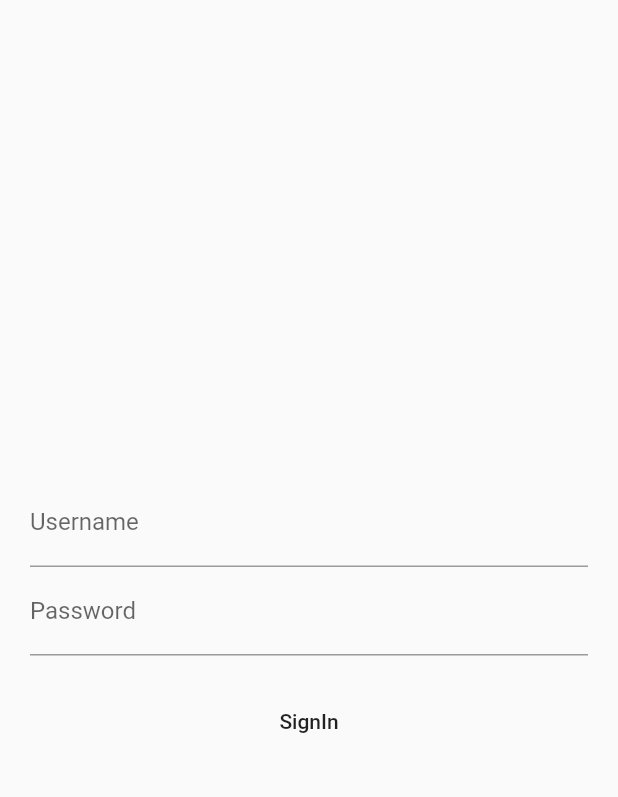
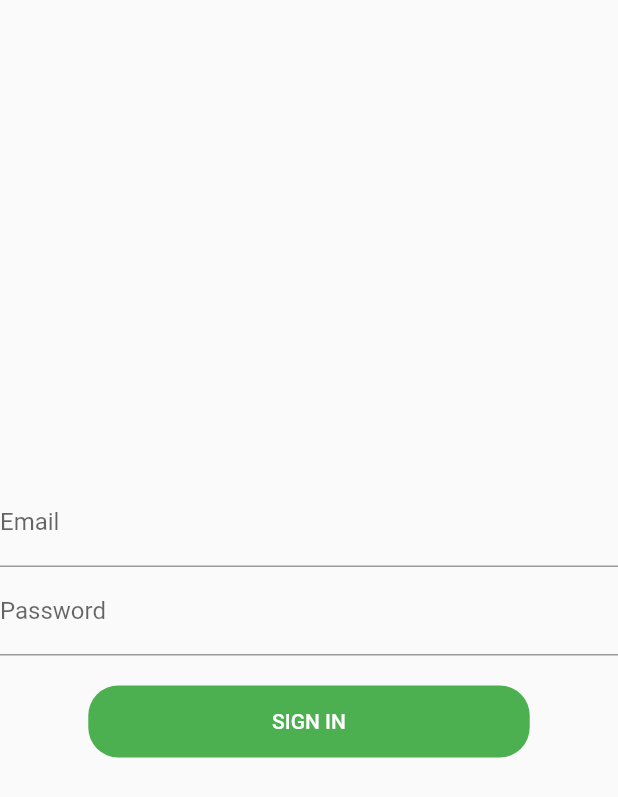
Before and after one commit to ntholi/the-least-mobile, a Flutter app: the screen it shows after launch, on a phone screen of 412 x 824 dp. Shown: the top 797 px of the screen. Run offline on Flutter 3.47's test engine with Material 2 defaults, Android fonts, the phone set to English and light mode, and no system bars; our stand-ins replace firebase_auth, firebase_core; accounts and stored records are empty.

Commit message:
Add sign-in form validation

```diff
--- /dev/null
+++ b/lib/screen/auth/signin_form.dart
@@ -0,0 +1,65 @@
+import 'dart:developer';
+
+import 'package:flutter/material.dart';
+import 'package:theleast/colors.dart';
+import 'package:theleast/utils/validations.dart';
+
+class SignInForm extends StatefulWidget {
+  const SignInForm({Key? key}) : super(key: key);
+
+  @override
+  State<SignInForm> createState() => _SignInFormState();
+}
+
+class _SignInFormState extends State<SignInForm> {
+  final _formKey = GlobalKey<FormState>();
+  final _email = TextEditingController();
+  final _password = TextEditingController();
+
+  @override
+  Widget build(BuildContext context) {
+    return Form(
+      key: _formKey,
+      child: Column(
+        mainAxisAlignment: MainAxisAlignment.center,
+        children: [
+          TextFormField(
+            controller: _email,
+            validator: (value) => validateEmail(value),
+            decoration: const InputDecoration(
+              label: Text("Email"),
+            ),
+          ),
+          TextFormField(
+            decoration: const InputDecoration(
+              label: Text("Password"),
+            ),
+            obscureText: true,
+            validator: (value) => validatePassword(value),
+            controller: _password,
+          ),
+          Container(
+            margin: const EdgeInsets.only(top: 20),
+            width: MediaQuery.of(context).size.width / 1.4,
+            decoration: BoxDecoration(
+              borderRadius: const BorderRadius.all(Radius.circular(20)),
+              color: AppColors.primaryColor,
+            ),
+            child: MaterialButton(
+              child: const Text(
+                "SIGN IN",
+                style: TextStyle(color: Colors.white),
+              ),
+              onPressed: () async {
+                if (_formKey.currentState!.validate()) {
+                  log("Signing in..");
+                  // await signin(_email.text, _password.text);
+                }
+              },
+            ),
+          ),
+        ],
+      ),
+    );
+  }
+}
--- a/lib/screen/auth/signin_page.dart
+++ b/lib/screen/auth/signin_page.dart
@@ -1,51 +1,13 @@
 import 'package:flutter/material.dart';
-import 'package:theleast/service/auth_service.dart';
+import 'package:theleast/screen/auth/signin_form.dart';
 
-class SignInPage extends StatefulWidget {
+class SignInPage extends StatelessWidget {
   const SignInPage({Key? key}) : super(key: key);
 
   @override
-  State<SignInPage> createState() => _SignInPageState();
-}
-
-class _SignInPageState extends State<SignInPage> {
-  final TextEditingController _email = TextEditingController();
-  final TextEditingController _password = TextEditingController();
-  @override
   Widget build(BuildContext context) {
-    return Scaffold(
-      body: Container(
-        padding: const EdgeInsets.all(20),
-        child: Column(
-          mainAxisAlignment: MainAxisAlignment.center,
-          children: [
-            TextField(
-              decoration: const InputDecoration(
-                label: Text("Username"),
-              ),
-              controller: _email,
-            ),
-            TextField(
-              decoration: const InputDecoration(
-                label: Text("Password"),
-              ),
-              obscureText: true,
-              controller: _password,
-            ),
-            Container(
-              margin: const EdgeInsets.only(top: 20),
-              width: MediaQuery.of(context).size.width / 1.4,
-              decoration: const BoxDecoration(
-                  borderRadius: BorderRadius.all(Radius.circular(20))),
-              child: MaterialButton(
-                  onPressed: () async {
-                    await signin(_email.text, _password.text);
-                  },
-                  child: const Text("SignIn")),
-            ),
-          ],
-        ),
-      ),
+    return const Scaffold(
+      body: SignInForm(),
     );
   }
 }
--- /dev/null
+++ b/lib/utils/validations.dart
@@ -0,0 +1,22 @@
+String? validateEmail(String? value) {
+  value = value?.trim();
+  String pattern =
+      r"^[a-zA-Z0-9.!#$%&'*+/=?^_`{|}~-]+@[a-zA-Z0-9](?:[a-zA-Z0-9-]"
+      r"{0,253}[a-zA-Z0-9])?(?:\.[a-zA-Z0-9](?:[a-zA-Z0-9-]"
+      r"{0,253}[a-zA-Z0-9])?)*$";
+  RegExp regex = RegExp(pattern);
+  if (value == null || value.isEmpty || !regex.hasMatch(value)) {
+    return 'Enter a valid email address';
+  } else {
+    return null;
+  }
+}
+
+String? validatePassword(String? value) {
+  value = value?.trim();
+  if (value == null || value.length < 6) {
+    return 'Password must be at least 6 characters ';
+  } else {
+    return null;
+  }
+}
```
